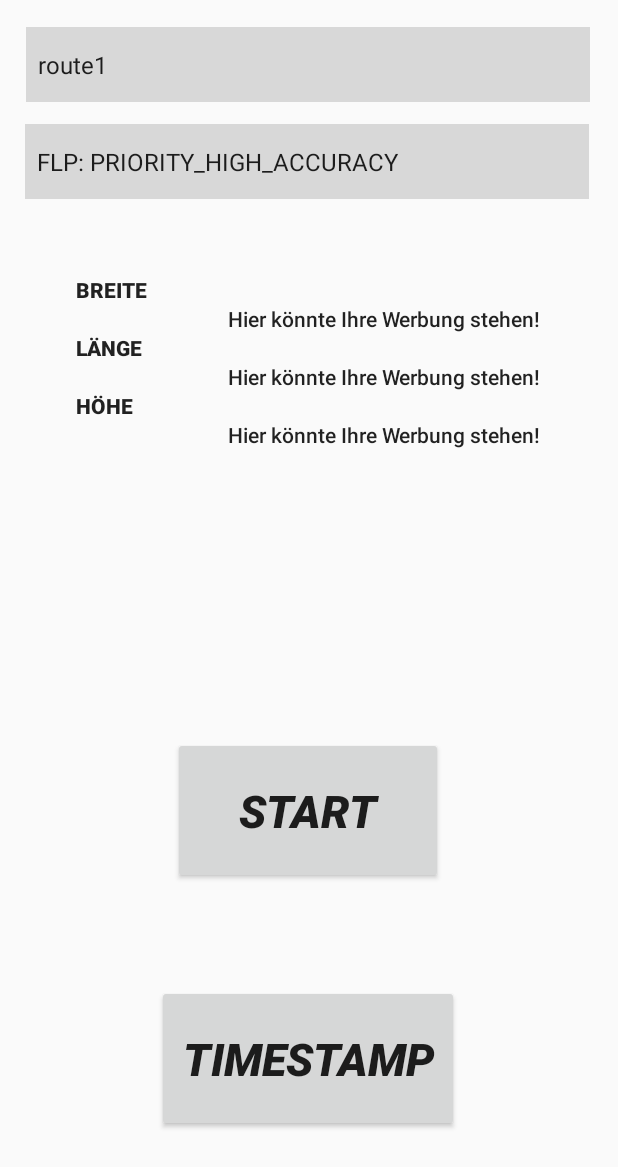
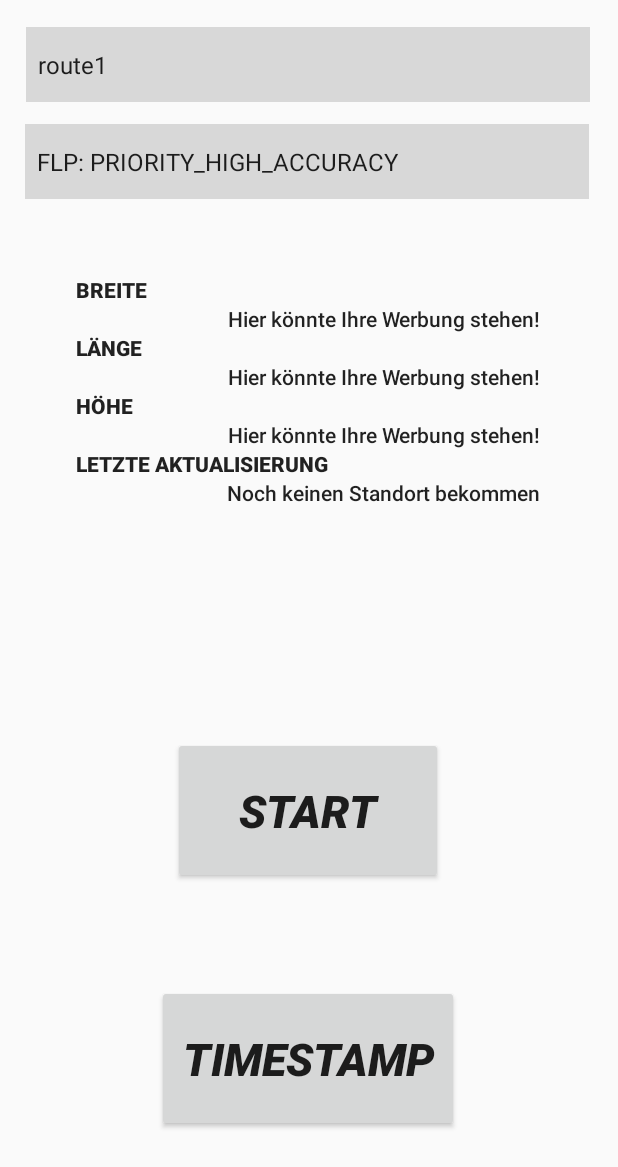
Before and after one commit to nskrzypczyk/LoMo-Praktikum, an Android app: the layout activity_prak2.xml on its own in the app's theme, with its tools: preview values and no code run, on a phone screen of 412 x 824 dp. Shown: the top 1167 px of the screen. Run offline under Robolectric (Android 15) with nearby library versions, the phone set to English and light mode, and no system bars.

```diff
--- a/Praktikum1/app/src/main/res/layout/activity_prak2.xml
+++ b/Praktikum1/app/src/main/res/layout/activity_prak2.xml
@@ -111,6 +111,23 @@
                 android:text="Hier könnte Ihre Werbung stehen!"
                 android:textAppearance="@style/TextAppearance.AppCompat.Body2" />
 
+            <TextView
+                android:id="@+id/textView11"
+                android:layout_width="match_parent"
+                android:layout_height="wrap_content"
+                android:text="Letzte Aktualisierung"
+                android:textAllCaps="true"
+                android:textAppearance="@style/TextAppearance.AppCompat.Body2"
+                android:textStyle="bold" />
+
+            <TextView
+                android:id="@+id/tvTimestamp"
+                android:layout_width="wrap_content"
+                android:layout_height="wrap_content"
+                android:layout_gravity="right"
+                android:text="Noch keinen Standort bekommen"
+                android:textAppearance="@style/TextAppearance.AppCompat.Body2" />
+
         </LinearLayout>
 
     </ScrollView>
```
Also changed, not shown: Praktikum1/app/src/main/java/com/example/praktikum1/Prak2.java (+26 -16 lines).
